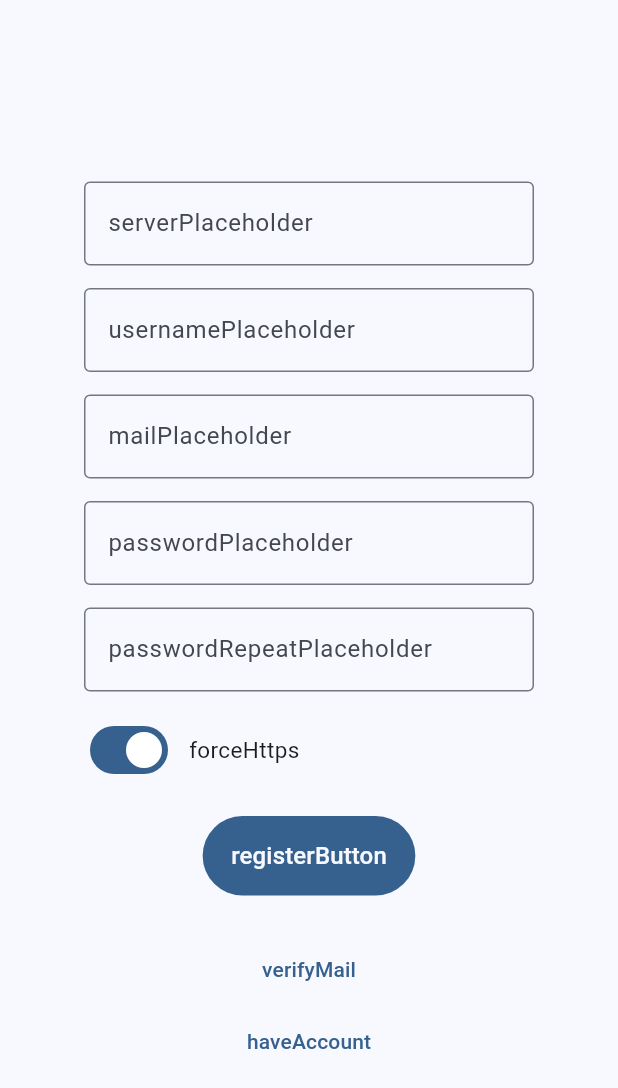
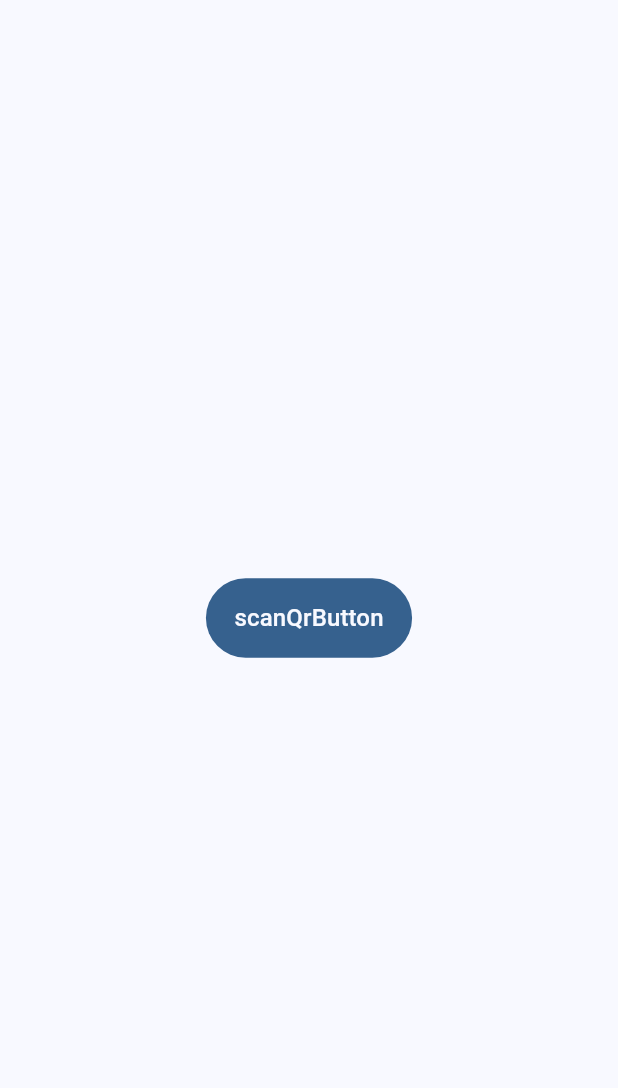
Before and after one commit to jsfraz/whisper, a Flutter app: the screen it shows after launch, on a phone screen of 412 x 824 dp. Shown: the top 1088 px of the screen. Run offline on Flutter 3.47's test engine with Material 3 defaults, Android fonts, the phone set to English and light mode, and no system bars; our stand-ins replace basic_utils, easy_localization, fluttertoast, hive; missing offline and left inert: bcrypt, mobile_scanner, pointycastle, qr_code_scanner, whisper_openapi_client; accounts and stored records are empty.

Commit message:
Create account from invite.

```diff
--- a/lib/main.dart
+++ b/lib/main.dart
@@ -1,11 +1,7 @@
 import 'package:easy_localization/easy_localization.dart';
 import 'package:flutter/material.dart';
-import 'package:hive/hive.dart';
-import 'models/profile.dart';
-import 'models/user.dart';
 import 'pages/whisper_page.dart';
 import 'utils/singleton.dart';
-import 'utils/utils.dart';
 
 void main() async {
   // Initialize Singleton
@@ -15,11 +11,13 @@ void main() async {
   // Load locale
   await EasyLocalization.ensureInitialized();
 
+  /*
   Hive
     // Adapters
     ..init(await Utils.getCacheDir())
     ..registerAdapter(ProfileAdapter())
     ..registerAdapter(UserAdapter());
+  */
 
   runApp(
     EasyLocalization(
--- a/lib/models/profile.dart
+++ b/lib/models/profile.dart
@@ -1,3 +1,4 @@
+/*
 import 'package:hive/hive.dart';
 import 'package:jwt_decoder/jwt_decoder.dart';
 import 'user.dart';
@@ -30,3 +31,4 @@ class Profile extends HiveObject {
     return JwtDecoder.isExpired(refreshToken);
   }
 }
+*/
--- a/lib/models/user.dart
+++ b/lib/models/user.dart
@@ -1,3 +1,4 @@
+/*
 import 'package:hive/hive.dart';
 import 'package:whisper_openapi_client/api.dart';
 
@@ -21,3 +22,4 @@ class User extends HiveObject {
     return User(user.id, user.username, user.hasImage, user.publicKey);
   }
 }
+*/
--- a/lib/pages/login_page.dart
+++ b/lib/pages/login_page.dart
@@ -14,6 +14,7 @@ import 'register_page.dart';
 
 class LoginPage extends StatefulWidget {
   const LoginPage(this.basePath, {super.key});
+
   final String basePath;
 
   @override
@@ -102,6 +103,7 @@ class _LoginPageState extends State<LoginPage> {
         _isButtonDisabled = true;
       });
 
+      /*
       // Check input
       if (_serverOk && _usernameOk && _passwordOk) {
         // HTTPS option
@@ -154,6 +156,7 @@ class _LoginPageState extends State<LoginPage> {
               MaterialPageRoute(builder: (context) => const PasswordPage()));
         }
       }
+      */
 
       // Enable button
       setState(() {
@@ -172,6 +175,7 @@ class _LoginPageState extends State<LoginPage> {
 
   @override
   Widget build(BuildContext context) {
+    /*
     return PopScope(
       onPopInvoked: (didPop) {
         if (didPop) {
@@ -337,5 +341,7 @@ class _LoginPageState extends State<LoginPage> {
         ),
       ),
     );
+    */
+    return const SizedBox.shrink();
   }
 }
--- a/lib/pages/register_page.dart
+++ b/lib/pages/register_page.dart
@@ -1,15 +1,27 @@
+import 'dart:async';
+import 'dart:convert';
+import 'dart:io';
+
+import 'package:flutter/foundation.dart';
 import 'package:flutter/material.dart';
 import 'package:easy_localization/easy_localization.dart';
+import 'package:fluttertoast/fluttertoast.dart';
+import 'package:whisper/models/invite.dart';
 import '../utils/is_response_ok.dart';
 import 'package:whisper_openapi_client/api.dart';
-
+import 'package:mobile_scanner/mobile_scanner.dart';
+import '../utils/rsa_utils.dart';
 import '../utils/singleton.dart';
 import '../utils/utils.dart';
 import 'login_page.dart';
 import 'verify_page.dart';
+import 'package:qr_code_scanner/qr_code_scanner.dart';
+import 'package:basic_utils/basic_utils.dart';
 
 class RegisterPage extends StatefulWidget {
-  const RegisterPage({super.key});
+  const RegisterPage(this.invite, {super.key});
+
+  final Invite invite;
 
   @override
   State<RegisterPage> createState() => _RegisterPageState();
@@ -17,36 +29,24 @@ class RegisterPage extends StatefulWidget {
 
 class _RegisterPageState extends State<RegisterPage> {
   // https://codewithandrea.com/articles/flutter-text-field-form-validation/
-  final _controllerServer = TextEditingController();
-  bool _serverEditing = false;
-  bool _serverOk = false;
   final _controllerUsername = TextEditingController();
   bool _usernameEditing = false;
   bool _usernameOk = false;
-  final _controllerMail = TextEditingController();
-  bool _mailEditing = false;
-  bool _mailOk = false;
-  final _controllerPassword = TextEditingController();
-  bool _passwordEditing = false;
-  bool _passwordOk = false;
-  final _controllerPasswordRepeat = TextEditingController();
-  bool _passwordRepeatEditing = false;
-  bool _passwordRepeatOk = false;
-  bool _forceHttps = true;
+  late Timer _timer;
+  late Duration _remainingTime;
   bool _isButtonDisabled = false;
 
-  /// Check server address.
-  String? _errorServerText() {
-    if (!_serverEditing) {
-      return null;
-    }
-    if (_controllerServer.text.isNotEmpty) {
-      _serverOk = true;
-      return null;
-    } else {
-      _serverOk = false;
-      return 'invalidServer'.tr();
-    }
+  @override
+  void initState() {
+    super.initState();
+    _remainingTime = widget.invite.validUntil.difference(DateTime.now());
+
+    // Start the timer to update every second
+    _timer = Timer.periodic(const Duration(seconds: 1), (timer) {
+      setState(() {
+        _remainingTime = widget.invite.validUntil.difference(DateTime.now());
+      });
+    });
   }
 
   /// Check username.
@@ -64,54 +64,6 @@ class _RegisterPageState extends State<RegisterPage> {
     }
   }
 
-  /// Check mail.
-  String? _errorMailText() {
-    if (!_mailEditing) {
-      return null;
-    }
-    // https://regexr.com/3e48o
-    RegExp regex = RegExp(r"^[\w-\.]+@([\w-]+\.)+[\w-]{2,4}$");
-    if (regex.hasMatch(_controllerMail.text)) {
-      _mailOk = true;
-      return null;
-    } else {
-      _mailOk = false;
-      return 'invalidMail'.tr();
-    }
-  }
-
-  /// Check password.
-  String? _errorPasswordText() {
-    if (!_passwordEditing) {
-      return null;
-    }
-    if (_controllerPassword.text.length >= 8 &&
-        _controllerPassword.text.length <= 64) {
-      _passwordOk = true;
-      return null;
-    } else {
-      _passwordOk = false;
-      return 'invalidPassword'.tr();
-    }
-  }
-
-  /// Check repeated password.
-  String? _errorPasswordRepeatText() {
-    if (!_passwordRepeatEditing) {
-      return null;
-    }
-    if (_controllerPasswordRepeat.text.length >= 8 &&
-        _controllerPasswordRepeat.text.length <= 64 &&
-        _controllerPassword.text == _controllerPasswordRepeat.text &&
-        _controllerPasswordRepeat.text.isNotEmpty) {
-      _passwordRepeatOk = true;
-      return null;
-    } else {
-      _passwordRepeatOk = false;
-      return 'invalidPasswordRepeat'.tr();
-    }
-  }
-
   /// Register button action.
   Future<void> _register() async {
     if (!_isButtonDisabled) {
@@ -120,6 +72,7 @@ class _RegisterPageState extends State<RegisterPage> {
         _isButtonDisabled = true;
       });
 
+      /*
       // Check input
       if (_serverOk &&
           _usernameOk &&
@@ -151,6 +104,32 @@ class _RegisterPageState extends State<RegisterPage> {
               MaterialPageRoute(builder: (context) => VerifyPage(url)));
         }
       }
+      */
+
+      if (_usernameOk) {
+        // Toast and async sleep before heavy computation
+        Fluttertoast.showToast(msg: 'waitPls', backgroundColor: Colors.grey);
+        // Generate RSA keypair
+        var keyPair = await RsaUtils.getRSAKeyPair();
+        debugPrint(CryptoUtils.encodeRSAPublicKeyToPem(
+            keyPair.publicKey as RSAPublicKey));
+        // OpenAPI client
+        Singleton().api = ApiClient(basePath: widget.invite.url);
+        // Registration
+        var response = await Utils.callApi(() => Singleton()
+            .userApi
+            .createUserWithHttpInfo(
+                createUserInput: CreateUserInput(
+                    inviteCode: widget.invite.code,
+                    publicKey: CryptoUtils.encodeRSAPublicKeyToPem(
+                        keyPair.publicKey as RSAPublicKey),
+                    username: _controllerUsername.text)));
+        // Response check
+        if (response?.ok ?? false) {
+          // TODO Save profile
+          // TODO Push home page
+        }
+      }
 
       // Enable button
       setState(() {
@@ -159,42 +138,27 @@ class _RegisterPageState extends State<RegisterPage> {
     }
   }
 
-  /// Clears user input.
-  _clearInput() {
-    setState(() {
-      _controllerServer.clear();
-      _serverEditing = false;
-      _serverOk = false;
-      _controllerUsername.clear();
-      _usernameEditing = false;
-      _usernameOk = false;
-      _controllerMail.clear();
-      _mailEditing = false;
-      _mailOk = false;
-      _controllerPassword.clear();
-      _passwordEditing = false;
-      _passwordOk = false;
-      _controllerPasswordRepeat.clear();
-      _passwordRepeatEditing = false;
-      _passwordEditing = false;
-      _forceHttps = true;
-    });
-  }
-
   @override
   void dispose() {
-    _controllerServer.dispose();
     _controllerUsername.dispose();
-    _controllerMail.dispose();
-    _controllerPassword.dispose();
-    _controllerPasswordRepeat.dispose();
+    _timer.cancel();
     super.dispose();
   }
 
   @override
   Widget build(BuildContext context) {
+    // Stop when remaining time is negative
+    if (_remainingTime.isNegative) {
+      _timer.cancel();
+    }
+    // Calculate absolute remaining time
+    Duration displayDuration = _remainingTime;
+    // Format display time
+    String displayTime =
+        displayDuration.toString().split('.').first.padLeft(8, '0');
+
     return PopScope(
-      onPopInvoked: (didPop) {
+      onPopInvokedWithResult: (didPop, _) {
         if (didPop) {
           !_isButtonDisabled;
         }
@@ -205,29 +169,9 @@ class _RegisterPageState extends State<RegisterPage> {
           child: Center(
             child: Column(
               mainAxisAlignment: MainAxisAlignment.center,
-              children: <Widget>[
+              children: [
                 SizedBox(
                   width: 300,
-                  child: Padding(
-                    padding: const EdgeInsets.only(top: 15),
-                    child: TextField(
-                      enabled: !_isButtonDisabled,
-                      controller: _controllerServer,
-                      onChanged: (_) => setState(() {
-                        _serverEditing = true;
-                      }),
-                      decoration: InputDecoration(
-                        border: const OutlineInputBorder(),
-                        labelText: 'serverPlaceholder'.tr(),
-                        errorText: _errorServerText(),
-                      ),
-                    ),
-                  ),
-                ),
-                SizedBox(
-                  width: 300,
-                  child: Padding(
-                    padding: const EdgeInsets.only(top: 15),
                   child: TextField(
                     enabled: !_isButtonDisabled,
                     controller: _controllerUsername,
@@ -241,95 +185,26 @@ class _RegisterPageState extends State<RegisterPage> {
                     ),
                   ),
                 ),
+                Padding(
+                  padding: const EdgeInsets.only(top: 15),
+                  child: Text(
+                    _remainingTime.isNegative
+                        ? 'inviteExpired'.tr()
+                        : '${'inviteValidFor'.tr()}: $displayTime',
+                    style: TextStyle(
+                      color: _remainingTime.isNegative
+                          ? Colors.red
+                          : Theme.of(context).colorScheme.secondary,
+                      fontWeight: _remainingTime.isNegative
+                          ? FontWeight.bold
+                          : FontWeight.normal,
                     ),
-                SizedBox(
-                  width: 300,
-                  child: Padding(
-                    padding: const EdgeInsets.only(top: 15),
-                    child: TextField(
-                      enabled: !_isButtonDisabled,
-                      controller: _controllerMail,
-                      onChanged: (_) => setState(() {
-                        _mailEditing = true;
-                      }),
-                      decoration: InputDecoration(
-                        border: const OutlineInputBorder(),
-                        labelText: 'mailPlaceholder'.tr(),
-                        errorText: _errorMailText(),
-                      ),
-                    ),
-                  ),
-                ),
-                SizedBox(
-                  width: 300,
-                  child: Padding(
-                    padding: const EdgeInsets.only(top: 15),
-                    child: TextField(
-                      enabled: !_isButtonDisabled,
-                      obscureText: true,
-                      controller: _controllerPassword,
-                      onChanged: (_) => setState(() {
-                        _passwordEditing = true;
-                      }),
-                      decoration: InputDecoration(
-                        border: const OutlineInputBorder(),
-                        labelText: 'passwordPlaceholder'.tr(),
-                        errorText: _errorPasswordText(),
-                      ),
-                    ),
-                  ),
-                ),
-                SizedBox(
-                  width: 300,
-                  child: Padding(
-                    padding: const EdgeInsets.only(top: 15),
-                    child: TextField(
-                      enabled: !_isButtonDisabled,
-                      obscureText: true,
-                      controller: _controllerPasswordRepeat,
-                      onChanged: (_) => setState(() {
-                        _passwordRepeatEditing = true;
-                      }),
-                      decoration: InputDecoration(
-                        border: const OutlineInputBorder(),
-                        labelText: 'passwordRepeatPlaceholder'.tr(),
-                        errorText: _errorPasswordRepeatText(),
-                      ),
-                    ),
-                  ),
-                ),
-                SizedBox(
-                  width: 300,
-                  child: Padding(
-                    padding: const EdgeInsets.only(top: 15, bottom: 20),
-                    child: Row(children: [
-                      Column(
-                        children: [
-                          Switch(
-                              value: _forceHttps,
-                              onChanged: (bool value) {
-                                setState(() {
-                                  if (!_isButtonDisabled) {
-                                    _forceHttps = !_forceHttps;
-                                  }
-                                });
-                              }),
-                        ],
-                      ),
-                      Column(children: [
-                        Padding(
-                          padding: const EdgeInsets.only(left: 10),
-                          child: Text(
-                            'forceHttps'.tr(),
-                            style: const TextStyle(fontSize: 15),
-                          ),
-                        ),
-                      ])
-                    ]),
                   ),
                 ),
                 Visibility(
                   visible: !_isButtonDisabled,
+                  child: Padding(
+                    padding: const EdgeInsets.only(top: 20),
                     child: TextButton(
                       style: ButtonStyle(
                         backgroundColor: WidgetStateProperty.all(
@@ -351,37 +226,13 @@ class _RegisterPageState extends State<RegisterPage> {
                       ),
                     ),
                   ),
+                ),
                 Visibility(
                   visible: _isButtonDisabled,
                   child: const Padding(
                     padding: EdgeInsets.only(top: 20, left: 7, right: 7),
                     child: CircularProgressIndicator(),
                   ),
-                ),
-                Padding(
-                  padding: const EdgeInsets.only(top: 25),
-                  child: TextButton(
-                    onPressed: () {
-                      if (_isButtonDisabled == false) {
-                        Navigator.push(
-                            context,
-                            MaterialPageRoute(
-                                builder: (context) => const VerifyPage('')));
-                      }
-                    },
-                    child: Text('verifyMail'.tr()),
-                  ),
-                ),
-                TextButton(
-                  onPressed: () {
-                    if (_isButtonDisabled == false) {
-                      Navigator.push(
-                          context,
-                          MaterialPageRoute(
-                              builder: (context) => const LoginPage('')));
-                    }
-                  },
-                  child: Text('haveAccount'.tr()),
                 ),
               ],
             ),
--- /dev/null
+++ b/lib/pages/scan_invite_button_page.dart
@@ -0,0 +1,54 @@
+import 'package:flutter/material.dart';
+import 'package:easy_localization/easy_localization.dart';
+import 'package:whisper/pages/scan_invite_page.dart';
+
+class ScanInviteButtonPage extends StatefulWidget {
+  const ScanInviteButtonPage({super.key});
+
+  @override
+  State<ScanInviteButtonPage> createState() => _ScanInviteButtonPageState();
+}
+
+class _ScanInviteButtonPageState extends State<ScanInviteButtonPage> {
+  @override
+  Widget build(BuildContext context) {
+    return Scaffold(
+      resizeToAvoidBottomInset: false,
+      body: SafeArea(
+        child: Center(
+          child: Column(
+            mainAxisAlignment: MainAxisAlignment.center,
+            children: [
+              TextButton(
+                style: ButtonStyle(
+                  backgroundColor: WidgetStateProperty.all(
+                      Theme.of(context).colorScheme.primary),
+                  shape: WidgetStateProperty.all<RoundedRectangleBorder>(
+                    RoundedRectangleBorder(
+                        borderRadius: BorderRadius.circular(35)),
+                  ),
+                ),
+                onPressed: () {
+                  // Navigate to scanning invite
+                  Navigator.push(
+                      context,
+                      MaterialPageRoute(
+                          builder: (context) => const ScanInvitePage()));
+                },
+                child: Padding(
+                  padding: const EdgeInsets.all(7),
+                  child: Text(
+                    'scanQrButton'.tr(),
+                    style: TextStyle(
+                        color: Theme.of(context).colorScheme.surface,
+                        fontSize: 16),
+                  ),
+                ),
+              ),
+            ],
+          ),
+        ),
+      ),
+    );
+  }
+}
--- a/lib/pages/verify_page.dart
+++ b/lib/pages/verify_page.dart
@@ -69,6 +69,7 @@ class _VerifyPageState extends State<VerifyPage> {
       _isButtonDisabled = true;
     });
 
+    /*
     // Check input
     if (_serverOk && _codeOk) {
       // HTTPS option
@@ -98,6 +99,7 @@ class _VerifyPageState extends State<VerifyPage> {
             context, MaterialPageRoute(builder: (context) => LoginPage(path)));
       }
     }
+    */
 
     // Enable button
     setState(() {
--- a/lib/pages/whisper_page.dart
+++ b/lib/pages/whisper_page.dart
@@ -1,5 +1,6 @@
 import 'package:easy_localization/easy_localization.dart';
 import 'package:flutter/material.dart';
+import 'package:whisper/pages/scan_invite_button_page.dart';
 import 'password_page.dart';
 
 import '../utils/cache.dart';
@@ -9,6 +10,7 @@ import 'register_page.dart';
 class WhisperPage extends StatelessWidget {
   const WhisperPage({super.key});
 
+  // TODO settings
   final ThemeMode _themeMode = ThemeMode.system;
   final MaterialColor _color = Colors.blue;
   final bool _useMaterial3 = true;
@@ -16,12 +18,14 @@ class WhisperPage extends StatelessWidget {
   /// Returns default page based on user in cache.
   Future<Widget> _getDefaultPage() async {
     // Set default page
-    Widget defaultPage = const RegisterPage();
+    Widget defaultPage = const ScanInviteButtonPage();
+    /*
     // Check for password hash in cache
     String? hash = await Cache.getPasswordHash();
     if (hash != null) {
       defaultPage = const PasswordPage();
     }
+    */
 
     return defaultPage;
   }
--- a/lib/utils/cache.dart
+++ b/lib/utils/cache.dart
@@ -2,7 +2,7 @@ import 'package:bcrypt/bcrypt.dart';
 import 'package:hive/hive.dart';
 import 'singleton.dart';
 
-import '../models/profile.dart';
+// import '../models/profile.dart';
 import 'utils.dart';
 
 class Cache {
@@ -52,6 +52,7 @@ class Cache {
     return await collection.openBox(boxName);
   }
 
+  /*
   /// Set profile
   static Future<void> setProfile(Profile profile) async {
     CollectionBox box = await _openBox(_profileKey);
@@ -63,6 +64,7 @@ class Cache {
     CollectionBox box = await _openBox(_profileKey);
     return await box.get(_profileKey);
   }
+  */
 
   /// Delete encrypted cache and password hash from disk
   static Future<void> deleteCache() async {
--- a/lib/utils/singleton.dart
+++ b/lib/utils/singleton.dart
@@ -9,7 +9,7 @@ class Singleton {
   // OpenAPI client instance
   late ApiClient _api;
   // User profile
-  late Profile profile;
+  // late Profile profile;
   // Box key
   late List<int> boxCollectionKey;
 
@@ -23,5 +23,6 @@ class Singleton {
   set api(ApiClient api) => _api = api;
 
   // Getters
-  AuthenticationApi get authApi => AuthenticationApi(_api);
+  // AuthenticationApi get authApi => AuthenticationApi(_api);
+  UserApi get userApi => UserApi(_api);
 }
```
Also changed, not shown: lib/models/invite.dart (added, +16 -0 lines), lib/pages/home_page.dart (+5 -2 lines), lib/pages/password_page.dart (+6 -1 lines), lib/pages/scan_invite_page.dart (added, +86 -0 lines), lib/utils/crypto_utils.dart (deleted, +0 -19 lines), lib/utils/rsa_utils.dart (added, +26 -0 lines), lib/utils/utils.dart (+10 -26 lines), pubspec.yaml (+7 -2 lines), lib/models/invite.g.dart (added), lib/models/profile.g.dart (deleted), lib/models/user.g.dart (deleted), pubspec.lock, 2 other files. Lines whose indentation alone changed are shown as unchanged.
